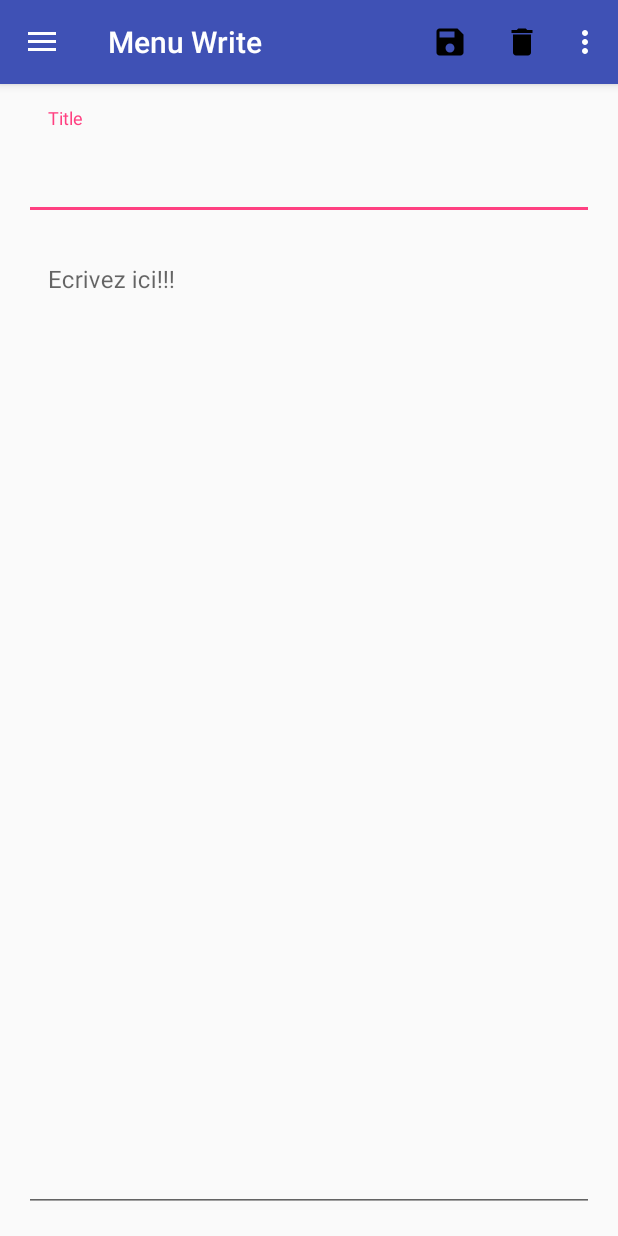
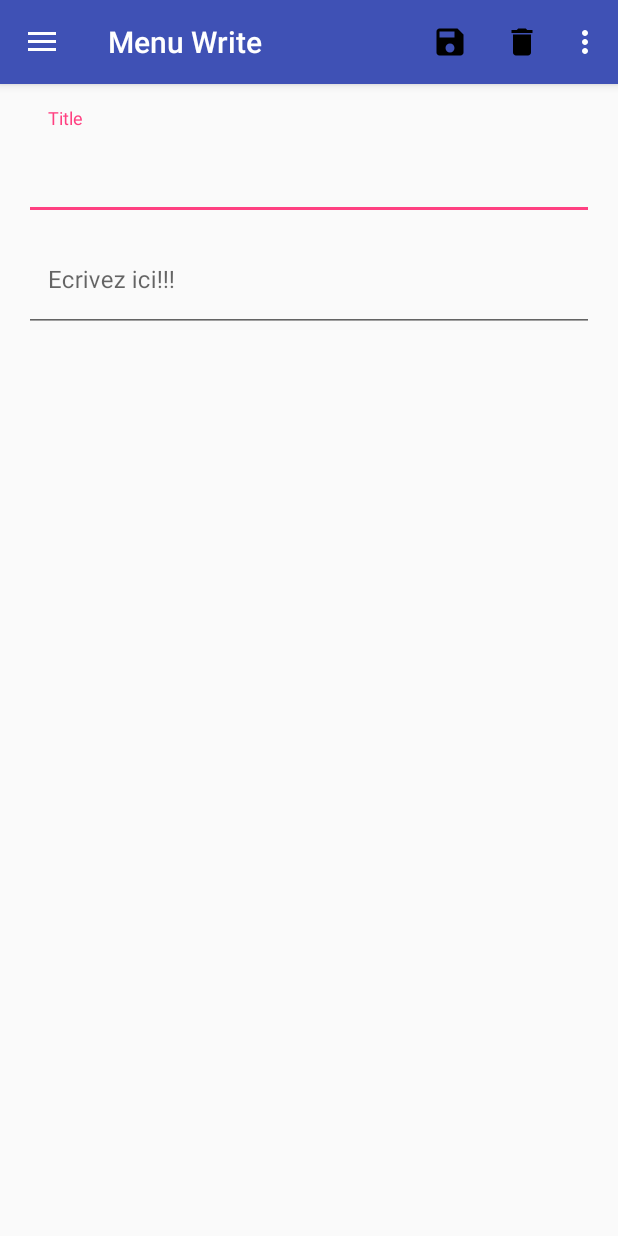
Before and after one commit to monsieurpouet/WriteDown, an Android app: the screen it shows after launch (MainActivity), on a phone screen of 412 x 824 dp. Run offline under Robolectric (Android 15) with nearby library versions, the phone set to English and light mode, and no system bars.

```diff
--- a/app/src/main/java/com/example/zpfr3739/myapplication/WriteActivity.java
+++ b/app/src/main/java/com/example/zpfr3739/myapplication/WriteActivity.java
@@ -87,6 +87,8 @@ public class WriteActivity extends Fragment{
         title.setError(null);
         if (TextUtils.isEmpty(newTitre)){
             title.setError("Titre incorrect");
+        }else if (TextUtils.isEmpty(newContent)){
+            content.setError("contenu incorrect");
         }else {
             myDbHandler.insertNote(newTitre,newContent,getDateNow(),getDateNow());
             ((MainActivity) getActivity()).toastMessage("Good");
--- a/app/src/main/res/layout/fragment_write.xml
+++ b/app/src/main/res/layout/fragment_write.xml
@@ -30,7 +30,7 @@
             style="@style/FullWidthEditText"
             android:id="@+id/edit_note"
             android:layout_width="match_parent"
-            android:layout_height="match_parent"
+            android:layout_height="wrap_content"
             android:ems="10"
             android:gravity="top"
             android:inputType="textMultiLine"
```
